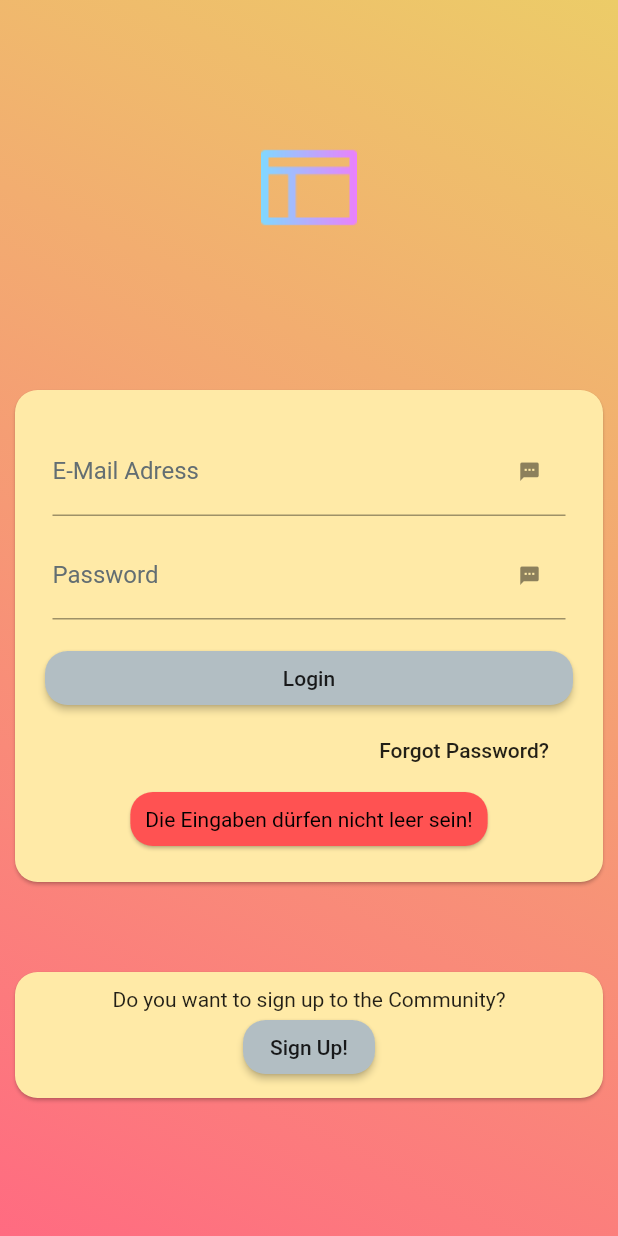
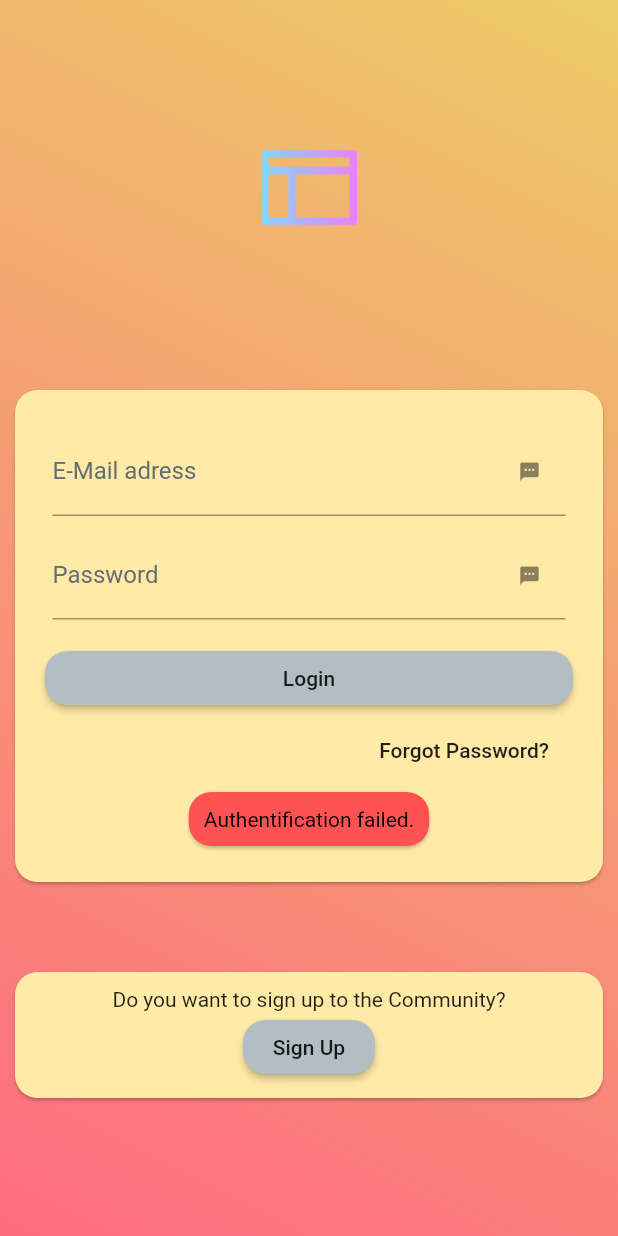
Before and after one commit to Gerrit-Wolf/Flutter-Login-App, a Flutter app: the screen it shows after launch, after a tap on "Login", on a phone screen of 412 x 824 dp. Run offline on Flutter 3.47's test engine with Material 2 defaults, Android fonts, the phone set to English and light mode, and no system bars; our stand-ins replace firebase_auth; accounts and stored records are empty.

Commit message:
Include Localization into the app

```diff
--- a/lib/main.dart
+++ b/lib/main.dart
@@ -1,12 +1,33 @@
 import 'package:flutter/material.dart';
+import 'package:flutter_localizations/flutter_localizations.dart';
 import 'package:test_app/screens/ResetPassword/index.dart';
 import 'package:test_app/screens/home/index.dart';
 import 'package:test_app/screens/signUp/index.dart';
+import 'package:test_app/services/AppLocalizations.dart';
 import 'package:test_app/shared/const/routes.dart';
 import 'screens/login/index.dart';
 
 void main() {
   runApp(MaterialApp(
+    // ignore: always_specify_types
+    localizationsDelegates: [
+      AppLocalizations.delegate,
+      GlobalMaterialLocalizations.delegate,
+      GlobalWidgetsLocalizations.delegate,
+    ],
+    supportedLocales: const <Locale>[
+      Locale('en', 'US'),
+      Locale('de', 'DE'),
+    ],
+    localeResolutionCallback: (Locale locale, Iterable<Locale> supportedLocales) {
+      for (Locale supportedLocale in supportedLocales) {
+        if (supportedLocale.languageCode == locale.languageCode &&
+        supportedLocale.countryCode == locale.countryCode) {
+          return supportedLocale;
+        }
+      }
+      return supportedLocales.first;
+    },
     title: 'Flutter TestApp',
     routes: <String, WidgetBuilder>{
       Routes.LOGIN: (BuildContext context) => LoginScreenScaffold(),
--- a/lib/screens/login/components/ForgotPasswordButton.dart
+++ b/lib/screens/login/components/ForgotPasswordButton.dart
@@ -1,11 +1,14 @@
 import 'package:flutter/material.dart';
+import 'package:test_app/services/AppLocalizations.dart';
 import 'package:test_app/shared/const/routes.dart';
 
 class ForgotPasswordButton extends StatelessWidget {
   @override
   Widget build(BuildContext context) {
     return FlatButton(
-      child: const Text('Forgot Password?'),
+      child: Text(
+          AppLocalizations.of(context).translate('FORGOT_PASSWORD')
+      ),
       onPressed: (){
         Navigator.pushNamed(context, Routes.RESET_PASSWORD);
       },
--- a/lib/screens/login/components/LoginButton.dart
+++ b/lib/screens/login/components/LoginButton.dart
@@ -1,4 +1,5 @@
 import 'package:flutter/material.dart';
+import 'package:test_app/services/AppLocalizations.dart';
 import 'package:test_app/services/AuthService.dart';
 import 'package:test_app/shared/const/routes.dart';
 
@@ -12,7 +13,9 @@ class LoginButton extends StatelessWidget {
   @override
   Widget build(BuildContext context) {
     return RaisedButton(
-      child: const Text('Login'),
+      child: Text(
+          AppLocalizations.of(context).translate('LOGIN')
+      ),
       color: const Color(0xffb2bec3),
       shape: RoundedRectangleBorder(
         borderRadius: BorderRadius.circular(15.0),
--- a/lib/screens/login/components/LoginCardContent.dart
+++ b/lib/screens/login/components/LoginCardContent.dart
@@ -1,4 +1,5 @@
 import 'package:flutter/material.dart';
+import 'package:test_app/services/AppLocalizations.dart';
 import '../../../components/inputField/InputField.dart';
 import '../../../components/inputField/const/InputFieldTypes.dart';
 import 'ForgotPasswordButton.dart';
@@ -21,18 +22,26 @@ class LoginCardContentState extends State<LoginCardContent> {
       children: <Widget>[
         Container(
           padding: const EdgeInsets.all(5.0),
-          child: InputField('E-Mail Adress', InputFieldTypes.EMAIL, update),
+          child: InputField(
+              AppLocalizations.of(context).translate('EMAIL'),
+              InputFieldTypes.EMAIL,
+              update
+          ),
         ),
         Container(
           padding: const EdgeInsets.all(5.0),
-          child: InputField('Password', InputFieldTypes.PASSWORD, update),
+          child: InputField(
+              AppLocalizations.of(context).translate('PASSWORD'),
+              InputFieldTypes.PASSWORD,
+              update
+          ),
         ),
         Container(
             padding: const EdgeInsets.only(
               top: 10.0,
             ),
             width: double.infinity,
-            child: LoginButton(email, password, checkForLoginError)
+            child: LoginButton(email, password, handleError)
         ),
         Container(
           alignment: Alignment.centerRight,
@@ -73,9 +82,9 @@ class LoginCardContentState extends State<LoginCardContent> {
     });
   }
 
-  void checkForLoginError(String message) {
+  void handleError() {
     setState(() {
-      errorMessage = message;
+      errorMessage = AppLocalizations.of(context).translate('AUTH_ERROR');
       hasError = true;
     });
   }
--- a/lib/screens/login/components/SignUpCardContent.dart
+++ b/lib/screens/login/components/SignUpCardContent.dart
@@ -1,5 +1,6 @@
 import 'package:flutter/cupertino.dart';
 import 'package:flutter/material.dart';
+import 'package:test_app/services/AppLocalizations.dart';
 import 'package:test_app/shared/const/routes.dart';
 
 class SignUpCardContent extends StatelessWidget {
@@ -10,10 +11,13 @@ class SignUpCardContent extends StatelessWidget {
         child: Column(
           children: <Widget>[
             Center(
-                child: const Text('Do you want to sign up to the Community?')
-            ),
+              child: Text(
+                AppLocalizations.of(context).translate('SIGN_UP_INFO'),
+              ),            ),
             RaisedButton(
-              child: const Text('Sign Up!'),
+              child: Text(
+                AppLocalizations.of(context).translate('SIGN_UP'),
+              ),
               color: const Color(0xffb2bec3),
               shape: RoundedRectangleBorder(
                 borderRadius: BorderRadius.circular(15.0),
--- /dev/null
+++ b/lib/services/AppLocalizations.dart
@@ -0,0 +1,54 @@
+import 'dart:convert';
+
+import 'package:flutter/material.dart';
+import 'package:flutter/services.dart';
+
+class AppLocalizations {
+  AppLocalizations(this.locale);
+
+  final Locale locale;
+
+  static AppLocalizations of (BuildContext context) {
+    return Localizations.of<AppLocalizations>(context, AppLocalizations);
+  }
+
+  static const LocalizationsDelegate<AppLocalizations> delegate = _AppLocalizationsDelegate();
+
+  Map<String, String> localizedString;
+
+  Future<bool> load() async {
+    final String jsonString = await rootBundle.loadString('assets/lang/${locale.languageCode}.json');
+    final Map<String, dynamic> jsonMap = json.decode(jsonString);
+
+    localizedString = jsonMap.map((dynamic key, dynamic value) {
+      // ignore: always_specify_types
+      return MapEntry(key, value.toString());
+    });
+
+    return true;
+  }
+
+  String translate(String key) {
+    return localizedString[key];
+  }
+}
+
+class _AppLocalizationsDelegate extends LocalizationsDelegate<AppLocalizations> {
+  const _AppLocalizationsDelegate();
+
+  @override
+  bool isSupported(Locale locale) {
+    final List<String> supportedLocales = <String> ['en', 'de'];
+    return supportedLocales.contains(locale.languageCode);
+  }
+
+  @override
+  Future<AppLocalizations> load(Locale locale) async {
+    final AppLocalizations localizations = AppLocalizations(locale);
+    await localizations.load();
+    return localizations;
+  }
+
+  @override
+  bool shouldReload(_AppLocalizationsDelegate old) => false;
+}
--- a/lib/services/AuthService.dart
+++ b/lib/services/AuthService.dart
@@ -1,43 +1,43 @@
 import 'package:firebase_auth/firebase_auth.dart';
 
 class AuthService {
-  static Future<bool> signIn(String email, String password, Function checkForLoginErrors) async {
+  static Future<bool> signIn(String email, String password, Function handleError) async {
     try {
       if (email == null || password == null || email.isEmpty == true || password.isEmpty) {
-        checkForLoginErrors('Die Eingaben dürfen nicht leer sein!');
+        handleError();
         return false;
       }
       final FirebaseUser user = await FirebaseAuth.instance.signInWithEmailAndPassword(email: email, password: password);
       return user != null;
     } catch (exception) {
-      checkForLoginErrors(exception.message);
+      handleError();
     }
     return false;
   }
 
-  static Future<bool> signUp(String email, String password, Function checkForSignUpErrors) async {
+  static Future<bool> signUp(String email, String password, Function handleError) async {
     try {
       if (email == null || password == null || email.isEmpty == true || password.isEmpty) {
-        checkForSignUpErrors('Die Eingaben dürfen nicht leer sein!');
+        handleError();
         return false;
       }
       final FirebaseUser user = await FirebaseAuth.instance.createUserWithEmailAndPassword(email: email, password: password);
       return user != null;
     } catch (exception) {
-      checkForSignUpErrors(exception.message);
+      handleError();
     }
     return false;
   }
 
-  static Future<void> resetPassword(String email, Function checkForResetPasswordErrors) async {
+  static Future<void> resetPassword(String email, Function handleError) async {
     try {
       if (email == null || email.isEmpty == true) {
-        checkForResetPasswordErrors('Die Eingabe darf nicht leer sein!');
+        handleError();
         return;
       }
       await FirebaseAuth.instance.sendPasswordResetEmail(email: email);
     } catch (exception) {
-      checkForResetPasswordErrors(exception.message);
+      handleError();
     }
   }
 }
--- a/pubspec.yaml
+++ b/pubspec.yaml
@@ -18,6 +18,8 @@ environment:
 
 dependencies:
   flutter:
+    sdk: flutter
+  flutter_localizations:
     sdk: flutter
   firebase_core: 0.2.5+1
   firebase_auth: 0.7.0
@@ -43,6 +45,8 @@ flutter:
   uses-material-design: true
   assets:
     - assets/images/logo.png
+    - assets/lang/en.json
+    - assets/lang/de.json
 
   # To add assets to your application, add an assets section, like this:
   # assets:
```
Also changed, not shown: assets/lang/de.json (added, +10 -0 lines), assets/lang/en.json (added, +10 -0 lines), lib/screens/resetPassword/components/ResetPasswordCardContent.dart (+12 -5 lines), lib/screens/signUp/components/SignUpCardContent.dart (+17 -6 lines), pubspec.lock.
